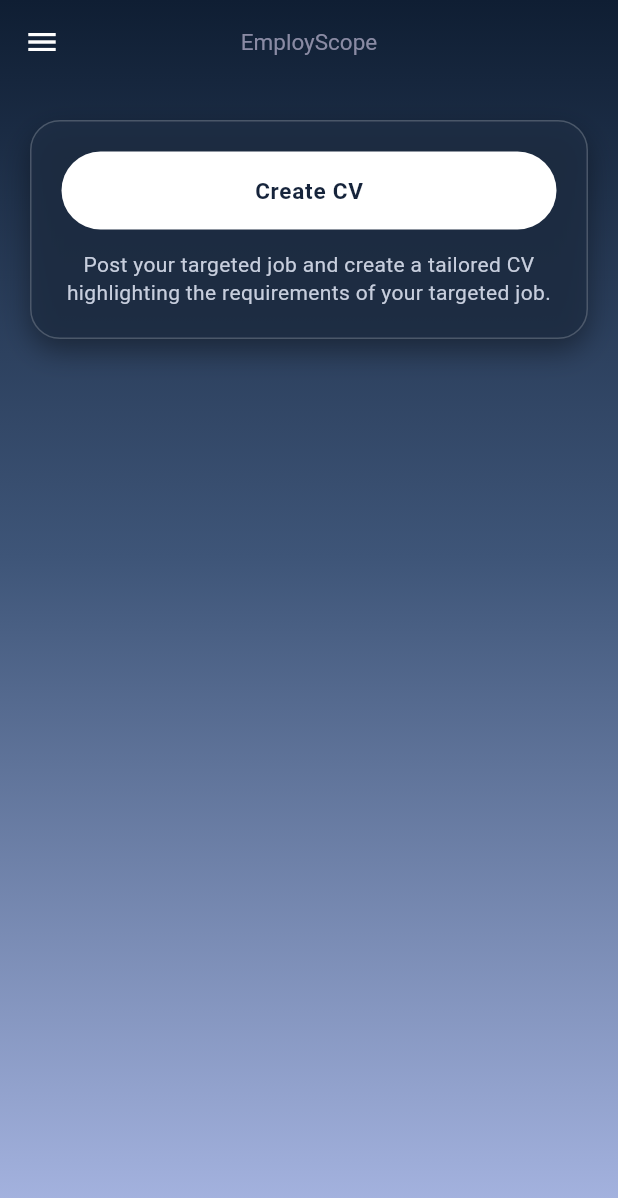
After one commit to sumiaaktersrity/employscopeeee, a Flutter app: the CreateCvPage screen opened directly, in the side drawer, after a tap on "Create CV", on a phone screen of 412 x 824 dp. The commit adds this screen. Shown: the top 1198 px of the screen. Run offline on Flutter 3.47's test engine with Material 3 defaults, Android fonts, the phone set to English and light mode, and no system bars; our stand-ins replace dio, file_picker, google_fonts.

Commit message:
create cv ui done

```diff
--- /dev/null
+++ b/lib/createcv.dart
@@ -0,0 +1,315 @@
+import 'package:file_picker/file_picker.dart';
+import 'package:flutter/material.dart';
+
+import 'app_theme.dart'; // the design tokens file (AppColors, AppTextStyles, ...)
+
+class CreateCvPage extends StatefulWidget {
+  const CreateCvPage({super.key});
+
+  @override
+  State<CreateCvPage> createState() => _CreateCvPageState();
+}
+
+class _CreateCvPageState extends State<CreateCvPage> {
+  final _jobTextCtrl = TextEditingController();
+  final _jobUrlCtrl = TextEditingController();
+
+  String? _pdfName;
+  bool _showForm = false;
+  bool _showResults = false;
+
+  // Hardcoded for now: requirement name -> match percentage.
+  final List<_Requirement> _requirements = const [
+    _Requirement('Flutter / Dart development', 90),
+    _Requirement('REST API integration', 75),
+    _Requirement('Firebase / backend basics', 60),
+    _Requirement('State management (Provider / Bloc)', 40),
+    _Requirement('Unit & widget testing', 25),
+  ];
+
+  int get _overallMatch =>
+      (_requirements.map((r) => r.match).reduce((a, b) => a + b) /
+              _requirements.length)
+          .round();
+
+  @override
+  void dispose() {
+    _jobTextCtrl.dispose();
+    _jobUrlCtrl.dispose();
+    super.dispose();
+  }
+
+  Future<void> _pickPdf() async {
+    final file = await FilePicker.pickFile(
+      type: FileType.custom,
+      allowedExtensions: ['pdf'],
+    );
+    if (file != null) {
+      setState(() => _pdfName = file.name);
+    }
+  }
+
+  Color _colorFor(int match) {
+    if (match >= 75) return AppColors.accentGood;
+    if (match >= 50) return AppColors.accentWarn;
+    return AppColors.accentGap;
+  }
+
+  @override
+  Widget build(BuildContext context) {
+    return Scaffold(
+      extendBodyBehindAppBar: true,
+      appBar: AppBar(
+        backgroundColor: Colors.transparent,
+        elevation: 0,
+        iconTheme: const IconThemeData(color: Colors.white),
+        centerTitle: true,
+        title: Text('EmployScope', style: AppTextStyles.logo),
+      ),
+      drawer: const _AppDrawer(),
+      body: Container(
+        width: double.infinity,
+        height: double.infinity,
+        decoration: const BoxDecoration(gradient: AppColors.screenGradient),
+        child: SafeArea(
+          child: SingleChildScrollView(
+            padding: const EdgeInsets.fromLTRB(20, 24, 20, 32),
+            child: Container(
+              width: double.infinity,
+              padding: const EdgeInsets.all(20),
+              decoration: AppDecorations.card(),
+              child: Column(
+                crossAxisAlignment: CrossAxisAlignment.stretch,
+                children: [
+                  _buildCreateCvButton(),
+                  const SizedBox(height: 14),
+                  const Text(
+                    'Post your targeted job and create a tailored CV '
+                    'highlighting the requirements of your targeted job.',
+                    textAlign: TextAlign.center,
+                    style: AppTextStyles.body,
+                  ),
+                  if (_showForm) ...[
+                    const SizedBox(height: 24),
+                    _buildInputCard(),
+                  ],
+                  if (_showResults) ...[
+                    const SizedBox(height: 24),
+                    _buildResultsCard(),
+                  ],
+                ],
+              ),
+            ),
+          ),
+        ),
+      ),
+    );
+  }
+
+  Widget _buildCreateCvButton() {
+    return SizedBox(
+      height: 52,
+      child: ElevatedButton(
+        onPressed: () => setState(() {
+          _showForm = true;
+          _showResults = false;
+        }),
+        style: ElevatedButton.styleFrom(
+          backgroundColor: AppColors.primaryButtonFill,
+          foregroundColor: AppColors.textOnLight,
+          elevation: 0,
+          shape: RoundedRectangleBorder(
+            borderRadius: BorderRadius.circular(AppRadii.pillButton),
+          ),
+        ),
+        child: const Text('Create CV', style: AppTextStyles.buttonDark),
+      ),
+    );
+  }
+
+  Widget _buildInputCard() {
+    return Container(
+      padding: const EdgeInsets.all(18),
+      decoration: AppDecorations.card(radius: AppRadii.smallCard),
+      child: Column(
+        crossAxisAlignment: CrossAxisAlignment.start,
+        children: [
+          const Text('Post your job description',
+              style: AppTextStyles.sectionHeading),
+          const SizedBox(height: 6),
+          TextField(
+            controller: _jobTextCtrl,
+            maxLines: 4,
+            minLines: 2,
+            style: const TextStyle(color: AppColors.textPrimary),
+            decoration: AppDecorations.underlineInput(
+                'Paste the job description here'),
+          ),
+          const SizedBox(height: 20),
+          const Text('Post your job URL', style: AppTextStyles.sectionHeading),
+          const SizedBox(height: 6),
+          TextField(
+            controller: _jobUrlCtrl,
+            keyboardType: TextInputType.url,
+            style: const TextStyle(color: AppColors.textPrimary),
+            decoration: AppDecorations.underlineInput('https://...'),
+          ),
+          const SizedBox(height: 20),
+          const Text('Post recruitment post PDF',
+              style: AppTextStyles.sectionHeading),
+          const SizedBox(height: 10),
+          Row(
+            children: [
+              OutlinedButton.icon(
+                onPressed: _pickPdf,
+                icon: const Icon(Icons.upload_file, size: 18),
+                label: const Text('Choose PDF'),
+                style: OutlinedButton.styleFrom(
+                  foregroundColor: AppColors.textPrimary,
+                  side: const BorderSide(
+                      color: AppColors.secondaryButtonBorder, width: 1.2),
+                  shape: RoundedRectangleBorder(
+                    borderRadius: BorderRadius.circular(AppRadii.chip),
+                  ),
+                ),
+              ),
+              const SizedBox(width: 12),
+              Expanded(
+                child: Text(
+                  _pdfName ?? 'No file selected',
+                  overflow: TextOverflow.ellipsis,
+                  style: AppTextStyles.caption,
+                ),
+              ),
+            ],
+          ),
+          const SizedBox(height: 24),
+          SizedBox(
+            width: double.infinity,
+            height: 48,
+            child: ElevatedButton(
+              onPressed: () => setState(() => _showResults = true),
+              style: ElevatedButton.styleFrom(
+                backgroundColor: AppColors.primaryButtonFill,
+                foregroundColor: AppColors.textOnLight,
+                elevation: 0,
+                shape: RoundedRectangleBorder(
+                  borderRadius: BorderRadius.circular(AppRadii.pillButton),
+                ),
+              ),
+              child: const Text('OK', style: AppTextStyles.buttonDark),
+            ),
+          ),
+        ],
+      ),
+    );
+  }
+
+  Widget _buildResultsCard() {
+    return Container(
+      padding: const EdgeInsets.all(18),
+      decoration: AppDecorations.card(radius: AppRadii.smallCard),
+      child: Column(
+        crossAxisAlignment: CrossAxisAlignment.start,
+        children: [
+          Row(
+            children: [
+              const Expanded(
+                child: Text('Key requirements',
+                    style: AppTextStyles.sectionHeading),
+              ),
+              Container(
+                padding:
+                    const EdgeInsets.symmetric(horizontal: 12, vertical: 6),
+                decoration: BoxDecoration(
+                  color: _colorFor(_overallMatch).withOpacity(0.18),
+                  borderRadius: BorderRadius.circular(AppRadii.chip),
+                  border: Border.all(color: _colorFor(_overallMatch)),
+                ),
+                child: Text(
+                  '$_overallMatch% match',
+                  style: TextStyle(
+                    color: _colorFor(_overallMatch),
+                    fontWeight: FontWeight.bold,
+                    fontSize: 13,
+                  ),
+                ),
+              ),
+            ],
+          ),
+          const SizedBox(height: 16),
+          for (final r in _requirements) ...[
+            Row(
+              children: [
+                Expanded(
+                  child: Text(r.name, style: AppTextStyles.body),
+                ),
+                Text(
+                  '${r.match}%',
+                  style: TextStyle(
+                    color: _colorFor(r.match),
+                    fontWeight: FontWeight.bold,
+                    fontSize: 13,
+                  ),
+                ),
+              ],
+            ),
+            const SizedBox(height: 6),
+            ClipRRect(
+              borderRadius: BorderRadius.circular(6),
+              child: LinearProgressIndicator(
+                value: r.match / 100,
+                minHeight: 8,
+                backgroundColor: AppColors.cardBorder,
+                valueColor: AlwaysStoppedAnimation(_colorFor(r.match)),
+              ),
+            ),
+            const SizedBox(height: 14),
+          ],
+        ],
+      ),
+    );
+  }
+}
+
+class _Requirement {
+  final String name;
+  final int match;
+  const _Requirement(this.name, this.match);
+}
+
+/// Placeholder drawer styled with the app tokens.
+/// Replace this with your existing sidebar widget so both stay identical.
+class _AppDrawer extends StatelessWidget {
+  const _AppDrawer();
+
+  @override
+  Widget build(BuildContext context) {
+    return Drawer(
+      backgroundColor: AppColors.drawerFill,
+      child: SafeArea(
+        child: Column(
+          crossAxisAlignment: CrossAxisAlignment.start,
+          children: [
+            Padding(
+              padding: const EdgeInsets.all(20),
+              child: Text('EmployScope', style: AppTextStyles.logo),
+            ),
+            const Divider(color: AppColors.cardBorder),
+            _item(context, Icons.dashboard_outlined, 'Dashboard'),
+            _item(context, Icons.description_outlined, 'Create CV'),
+            _item(context, Icons.logout, 'Logout'),
+          ],
+        ),
+      ),
+    );
+  }
+
+  Widget _item(BuildContext context, IconData icon, String label) {
+    return ListTile(
+      leading: Icon(icon, color: AppColors.textSecondary),
+      title: Text(label, style: AppTextStyles.body),
+      onTap: () => Navigator.pop(context),
+    );
+  }
+}
--- a/lib/dashboard.dart
+++ b/lib/dashboard.dart
@@ -3,6 +3,7 @@ import 'package:flutter/rendering.dart';
 import 'package:google_fonts/google_fonts.dart';
 import "dashboard_screen2.dart";
 import 'tempatesave.dart';
+import 'createcv.dart';
 //import '/login.dart';
 
 class Dashboard extends StatelessWidget {
@@ -196,7 +197,7 @@ Text(
               onPressed: () {
                 Navigator.push(
                   context,
-                  MaterialPageRoute(builder: (context) => const Dashboard()),
+                  MaterialPageRoute(builder: (context) => const CreateCvPage()),
                 );
               },
               style: OutlinedButton.styleFrom(
```
